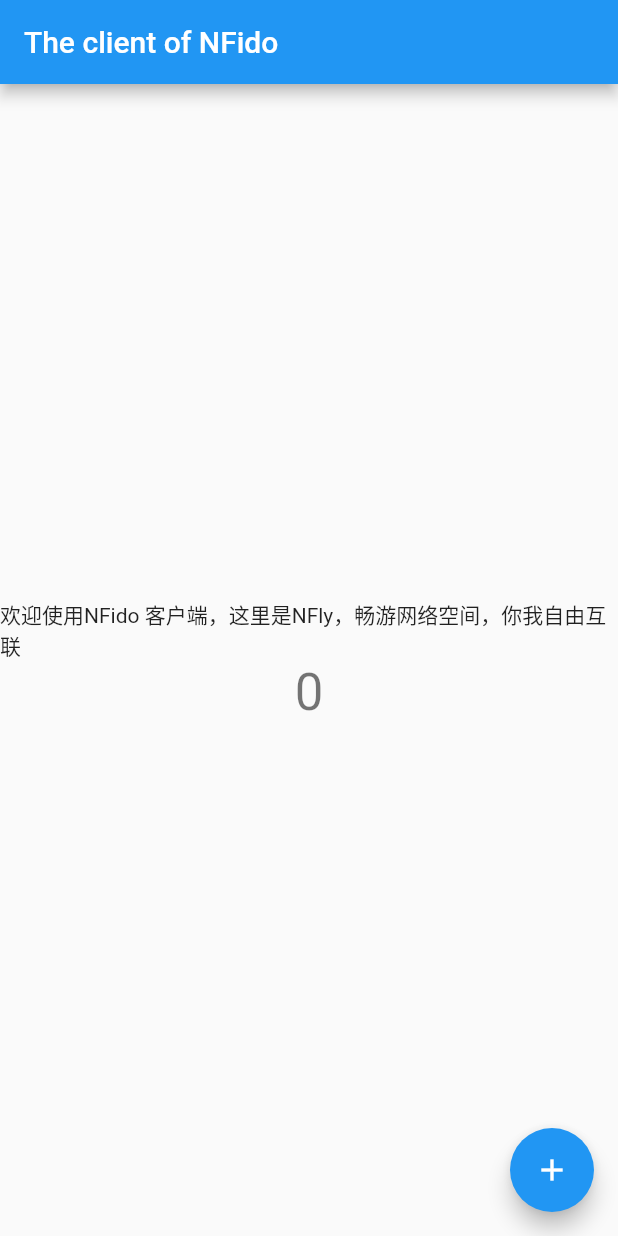
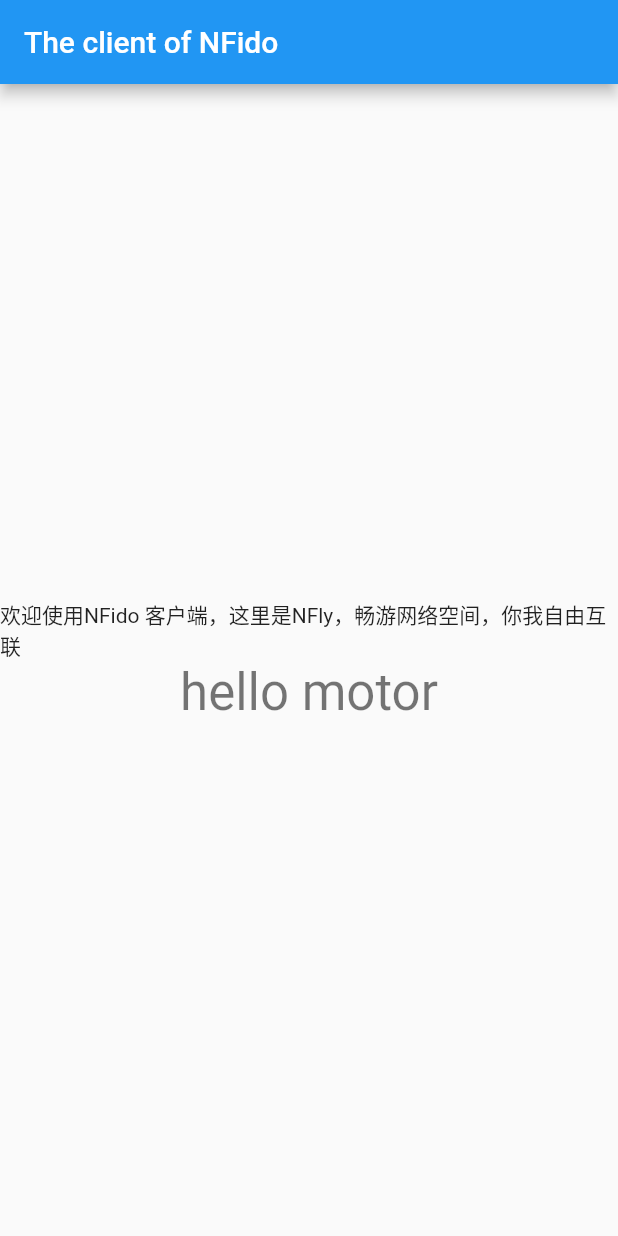
Before and after one commit to nfido/nfly, a Flutter app: the screen it shows after launch, on a phone screen of 412 x 824 dp. Run offline on Flutter 3.47's test engine with Material 2 defaults, Android fonts, the phone set to English and light mode, and no system bars.

```diff
--- a/lib/main.dart
+++ b/lib/main.dart
@@ -48,17 +48,14 @@
 }
 
 class _MyHomePageState extends State<MyHomePage> {
-  int _counter = 0;
 
-  void _incrementCounter() {
-    setState(() {
-      // This call to setState tells the Flutter framework that something has
-      // changed in this State, which causes it to rerun the build method below
-      // so that the display can reflect the updated values. If we changed
-      // _counter without calling setState(), then the build method would not be
-      // called again, and so nothing would appear to happen.
-      _counter++;
-    });
+  String welcome = "";
+
+  @override
+  void initState() {
+    // TODO: implement initState
+    super.initState();
+    welcome = "hello motor";
   }
 
   @override
@@ -99,17 +96,17 @@
               '欢迎使用NFido 客户端，这里是NFly，畅游网络空间，你我自由互联',
             ),
             Text(
-              '$_counter',
+              '$welcome',
               style: Theme.of(context).textTheme.headline4,
             ),
           ],
         ),
       ),
-      floatingActionButton: FloatingActionButton(
-        onPressed: _incrementCounter,
-        tooltip: 'Increment',
-        child: const Icon(Icons.add),
-      ), // This trailing comma makes auto-formatting nicer for build methods.
+     // floatingActionButton: FloatingActionButton(
+        //onPressed: _incrementCounter,
+      //  tooltip: 'Increment',
+     //   child: const Icon(Icons.add),
+     // ), // This trailing comma makes auto-formatting nicer for build methods.
     );
   }
 }
```
Also changed, not shown: 1 other file.
